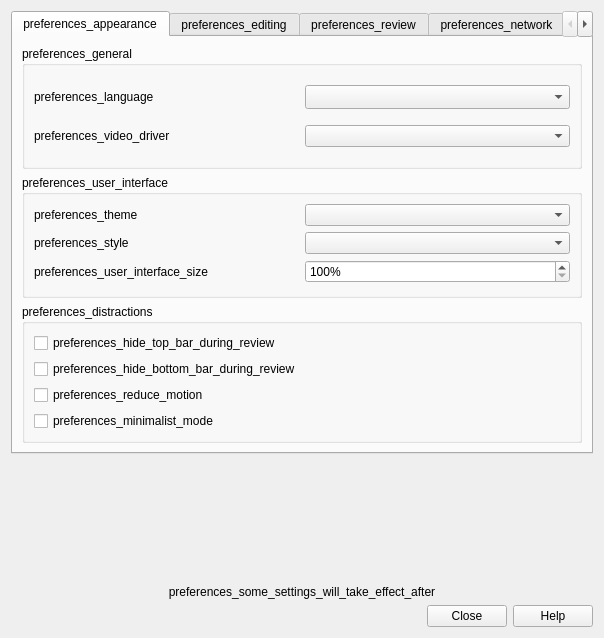
Qt form qt/aqt/forms/preferences.ui (ankitects/anki) before a commit.
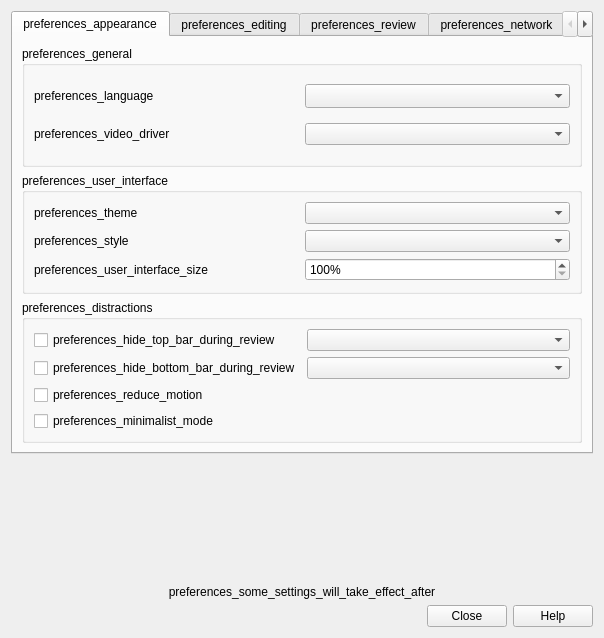
The same form after that commit.

Commit message: Allow users to make hiding exclusive to full screen

Patch:
```diff
--- a/qt/aqt/forms/preferences.ui
+++ b/qt/aqt/forms/preferences.ui
@@ -134,34 +134,8 @@
          <property name="title">
           <string>preferences_distractions</string>
          </property>
-         <layout class="QVBoxLayout" name="verticalLayout_7">
-          <item>
-           <widget class="QCheckBox" name="hide_top_bar">
-            <property name="sizePolicy">
-             <sizepolicy hsizetype="Fixed" vsizetype="Fixed">
-              <horstretch>0</horstretch>
-              <verstretch>0</verstretch>
-             </sizepolicy>
-            </property>
-            <property name="text">
-             <string>preferences_hide_top_bar_during_review</string>
-            </property>
-           </widget>
-          </item>
-          <item>
-           <widget class="QCheckBox" name="hide_bottom_bar">
-            <property name="sizePolicy">
-             <sizepolicy hsizetype="Fixed" vsizetype="Fixed">
-              <horstretch>0</horstretch>
-              <verstretch>0</verstretch>
-             </sizepolicy>
-            </property>
-            <property name="text">
-             <string>preferences_hide_bottom_bar_during_review</string>
-            </property>
-           </widget>
-          </item>
-          <item>
+         <layout class="QGridLayout" name="gridLayout_3">
+          <item row="3" column="0">
            <widget class="QCheckBox" name="reduce_motion">
             <property name="sizePolicy">
              <sizepolicy hsizetype="Fixed" vsizetype="Fixed">
@@ -177,7 +151,43 @@
             </property>
            </widget>
           </item>
-          <item>
+          <item row="2" column="0">
+           <widget class="QCheckBox" name="hide_bottom_bar">
+            <property name="sizePolicy">
+             <sizepolicy hsizetype="MinimumExpanding" vsizetype="Fixed">
+              <horstretch>0</horstretch>
+              <verstretch>0</verstretch>
+             </sizepolicy>
+            </property>
+            <property name="text">
+             <string>preferences_hide_bottom_bar_during_review</string>
+            </property>
+           </widget>
+          </item>
+          <item row="2" column="1">
+           <widget class="QComboBox" name="bottomBarComboBox">
+            <property name="sizePolicy">
+             <sizepolicy hsizetype="MinimumExpanding" vsizetype="Fixed">
+              <horstretch>0</horstretch>
+              <verstretch>0</verstretch>
+             </sizepolicy>
+            </property>
+           </widget>
+          </item>
+          <item row="0" column="0">
+           <widget class="QCheckBox" name="hide_top_bar">
+            <property name="sizePolicy">
+             <sizepolicy hsizetype="MinimumExpanding" vsizetype="Fixed">
+              <horstretch>0</horstretch>
+              <verstretch>0</verstretch>
+             </sizepolicy>
+            </property>
+            <property name="text">
+             <string>preferences_hide_top_bar_during_review</string>
+            </property>
+           </widget>
+          </item>
+          <item row="4" column="0">
            <widget class="QCheckBox" name="minimalist_mode">
             <property name="sizePolicy">
              <sizepolicy hsizetype="Fixed" vsizetype="Fixed">
@@ -190,6 +200,16 @@
             </property>
            </widget>
           </item>
+          <item row="0" column="1">
+           <widget class="QComboBox" name="topBarComboBox">
+            <property name="sizePolicy">
+             <sizepolicy hsizetype="MinimumExpanding" vsizetype="Fixed">
+              <horstretch>0</horstretch>
+              <verstretch>0</verstretch>
+             </sizepolicy>
+            </property>
+           </widget>
+          </item>
          </layout>
         </widget>
        </item>
```
The commit also changes 5 other files.
